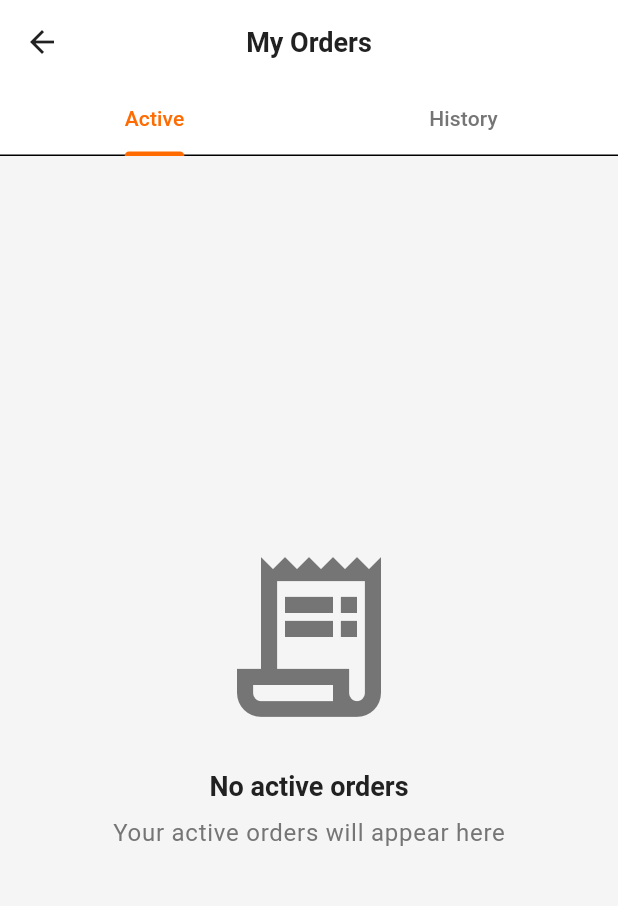
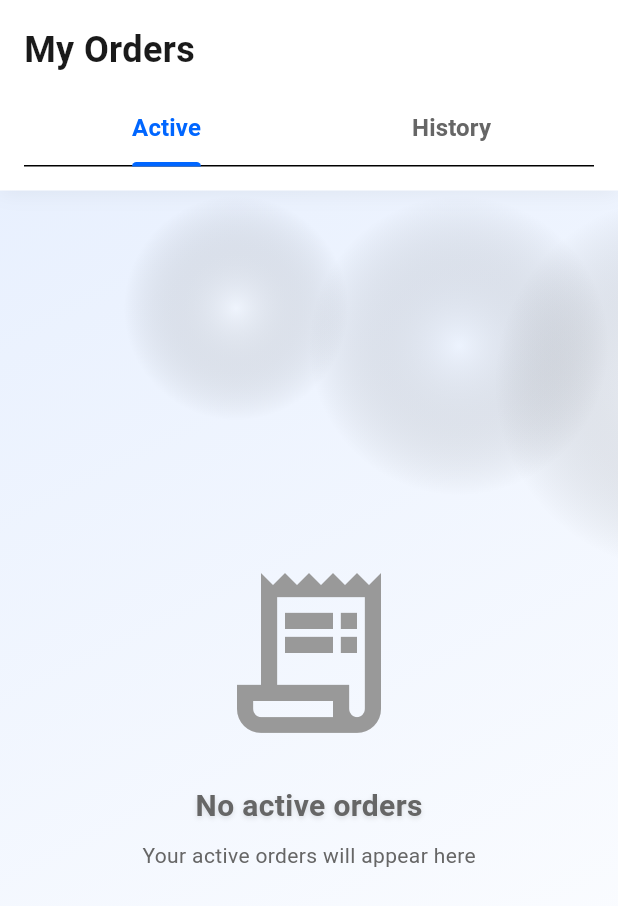
Before and after one commit to gowthamgitlook/harur_cloud, a Flutter app: the OrdersScreen screen opened directly, on a phone screen of 412 x 824 dp. Shown: the top 906 px of the screen. Run offline on Flutter 3.47's test engine with Material 3 defaults, Android fonts, the phone set to English and light mode, and no system bars; our stand-ins replace badges, flutter_animate, geolocator, google_maps_flutter, image_picker, permission_handler and 3 more; missing offline and left inert: qr_code_scanner; accounts and stored records are empty.

Commit message:
Fix QR camera & update Orders screen to light theme
## QR Scanner Fixes:
- Improved camera permission handling with try-catch
- Added better error messaging
- Light theme dialog with rounded corners
- Auto-recheck permission after settings
- Added debugPrint for debugging

## Orders Screen Updates:
- Applied light theme throughout
- White app bar with shadow
- Blue tab indicators
- Black text on light background
- Updated empty states with new colors
- AnimatedBackground integration
- Better visual hierarchy

## Bug Fixes:
- QR camera not opening - Fixed permission request flow
- Orders screen theme mismatch - Updated to light theme
- Improved error handling in QR scanner

All screens now consistent with light theme!

🤖 Generated with [Claude Code](https://claude.com/claude-code)

Co-Authored-By: Claude Sonnet 4.5 <noreply@anthropic.com>

```diff
--- a/lib/features/customer/orders/presentation/screens/orders_screen.dart
+++ b/lib/features/customer/orders/presentation/screens/orders_screen.dart
@@ -3,7 +3,9 @@ import 'package:provider/provider.dart';
 import '../../../../../core/constants/app_colors.dart';
 import '../../../../../core/constants/app_sizes.dart';
 import '../../../../../core/constants/app_strings.dart';
+import '../../../../../core/theme/glass_theme.dart';
 import '../../../../../shared/widgets/loading_indicator.dart';
+import '../../../../../shared/widgets/animated_background.dart';
 import '../../../../auth/providers/auth_provider.dart';
 import '../../providers/order_provider.dart';
 import '../widgets/order_card_widget.dart';
@@ -41,20 +43,53 @@ class _OrdersScreenState extends State<OrdersScreen> with SingleTickerProviderSt
   @override
   Widget build(BuildContext context) {
     return Scaffold(
-      appBar: AppBar(
-        title: const Text(AppStrings.myOrders),
-        bottom: TabBar(
+      body: AnimatedBackground(
+        child: SafeArea(
+          child: Column(
+            children: [
+              // App Bar Header
+              Container(
+                padding: const EdgeInsets.all(16),
+                decoration: BoxDecoration(
+                  color: Colors.white,
+                  boxShadow: [
+                    BoxShadow(
+                      color: Colors.black.withOpacity(0.05),
+                      blurRadius: 10,
+                      offset: const Offset(0, 2),
+                    ),
+                  ],
+                ),
+                child: Column(
+                  crossAxisAlignment: CrossAxisAlignment.start,
+                  children: [
+                    Text(
+                      AppStrings.myOrders,
+                      style: GlassTheme.headlineLarge,
+                    ),
+                    const SizedBox(height: 12),
+                    TabBar(
                       controller: _tabController,
-          indicatorColor: AppColors.primaryOrange,
-          labelColor: AppColors.primaryOrange,
-          unselectedLabelColor: AppColors.textSecondary,
+                      indicatorColor: GlassTheme.primaryBlue,
+                      labelColor: GlassTheme.primaryBlue,
+                      unselectedLabelColor: GlassTheme.textSecondary,
+                      indicatorWeight: 3,
+                      labelStyle: const TextStyle(
+                        fontWeight: FontWeight.w600,
+                        fontSize: 16,
+                      ),
                       tabs: const [
                         Tab(text: 'Active'),
                         Tab(text: 'History'),
                       ],
                     ),
+                  ],
                 ),
-      body: Consumer<OrderProvider>(
+              ),
+
+              // Tab View Content
+              Expanded(
+                child: Consumer<OrderProvider>(
         builder: (context, orderProvider, child) {
           if (orderProvider.isLoading) {
             return const LoadingIndicator(message: 'Loading orders...');
@@ -103,6 +138,11 @@ class _OrdersScreenState extends State<OrdersScreen> with SingleTickerProviderSt
           );
         },
                 ),
+              ),
+            ],
+          ),
+        ),
+      ),
     );
   }
 
@@ -115,19 +155,20 @@ class _OrdersScreenState extends State<OrdersScreen> with SingleTickerProviderSt
             Icon(
               Icons.receipt_long_outlined,
               size: AppSizes.iconXXL * 2,
-              color: AppColors.textSecondary,
+              color: GlassTheme.textTertiary,
             ),
             SizedBox(height: AppSizes.spacingLG),
             Text(
               'No active orders',
-              style: Theme.of(context).textTheme.headlineMedium,
+              style: GlassTheme.displayMedium.copyWith(
+                fontSize: 20,
+                color: GlassTheme.textSecondary,
+              ),
             ),
             SizedBox(height: AppSizes.spacingSM),
             Text(
               'Your active orders will appear here',
-              style: Theme.of(context).textTheme.bodyLarge?.copyWith(
-                    color: AppColors.textSecondary,
-                  ),
+              style: GlassTheme.bodyMedium,
             ),
           ],
         ),
@@ -170,19 +211,20 @@ class _OrdersScreenState extends State<OrdersScreen> with SingleTickerProviderSt
             Icon(
               Icons.history,
               size: AppSizes.iconXXL * 2,
-              color: AppColors.textSecondary,
+              color: GlassTheme.textTertiary,
             ),
             SizedBox(height: AppSizes.spacingLG),
             Text(
               'No order history',
-              style: Theme.of(context).textTheme.headlineMedium,
+              style: GlassTheme.displayMedium.copyWith(
+                fontSize: 20,
+                color: GlassTheme.textSecondary,
+              ),
             ),
             SizedBox(height: AppSizes.spacingSM),
             Text(
               'Your completed orders will appear here',
-              style: Theme.of(context).textTheme.bodyLarge?.copyWith(
-                    color: AppColors.textSecondary,
-                  ),
+              style: GlassTheme.bodyMedium,
             ),
           ],
         ),
```
Also changed, not shown: lib/shared/widgets/qr_scanner_widget.dart (+43 -10 lines). Lines whose indentation alone changed are shown as unchanged.
